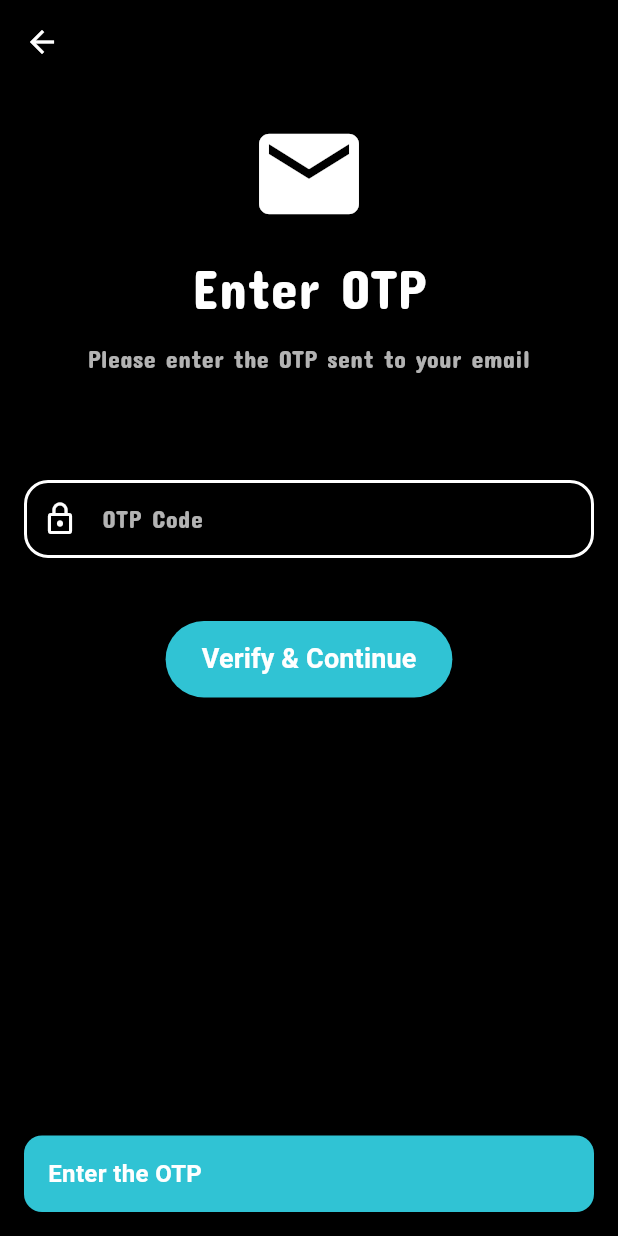
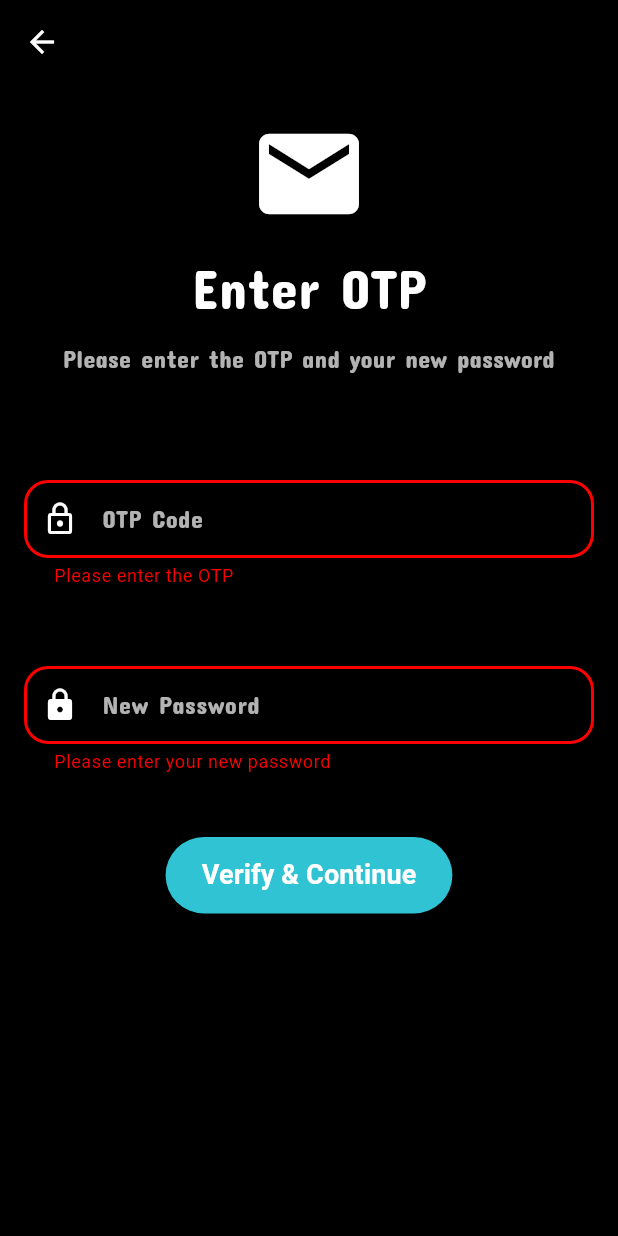
Before and after one commit to Ahmed-Ayman89/Meeting_App, a Flutter app: the EnterOtpScreen screen opened directly with empty values, after a tap on "Verify & Continue", on a phone screen of 412 x 824 dp. Run offline on Flutter 3.47's test engine with Material 3 defaults, Android fonts, the phone set to English and light mode, and no system bars; our stand-ins replace curved_navigation_bar, dio, flutter_bloc, flutter_svg, geocoding, google_maps_flutter and 2 more; accounts and stored records are empty; project files that could hold a hidden picture were left out.

Commit message:
otp handle

```diff
--- a/gradution_project/lib/feathure/forget_pass/manager/reset_password_cubit.dart
+++ b/gradution_project/lib/feathure/forget_pass/manager/reset_password_cubit.dart
@@ -23,7 +23,7 @@ class ResetPasswordCubit extends Cubit<ResetPasswordState> {
       data: {
         'email': email,
         'otp': otp,
-        'new_password': password,
+        'newPassword': password,
         'confirm_password': confirmPassword,
       },
     ).then((value) {
--- a/gradution_project/lib/feathure/forget_pass/view/enter_otp_screen.dart
+++ b/gradution_project/lib/feathure/forget_pass/view/enter_otp_screen.dart
@@ -2,9 +2,9 @@ import 'package:flutter/material.dart';
 import 'package:flutter_bloc/flutter_bloc.dart';
 import 'package:gradution_project/core/utils/App_color.dart';
 import 'package:gradution_project/core/widgets/custtom_Feild.dart';
+import 'package:gradution_project/feathure/LogIn/view/Log_%20in.dart';
 import '../manager/otp_cubit.dart';
 import '../manager/otp_state.dart';
-import 'resete_pass.dart';
 
 class EnterOtpScreen extends StatelessWidget {
   final String email;
@@ -14,6 +14,8 @@ class EnterOtpScreen extends StatelessWidget {
   @override
   Widget build(BuildContext context) {
     final otpController = TextEditingController();
+    final newPasswordController = TextEditingController();
+    final formKey = GlobalKey<FormState>();
 
     return BlocProvider(
       create: (_) => OtpCubit(),
@@ -29,6 +31,8 @@ class EnterOtpScreen extends StatelessWidget {
           child: SingleChildScrollView(
             child: Padding(
               padding: const EdgeInsets.symmetric(horizontal: 16.0),
+              child: Form(
+                key: formKey,
                 child: Column(
                   children: [
                     const SizedBox(height: 20),
@@ -47,7 +51,7 @@ class EnterOtpScreen extends StatelessWidget {
                           ),
                           SizedBox(height: 10),
                           Text(
-                          'Please enter the OTP sent to your email',
+                            'Please enter the OTP and your new password',
                             textAlign: TextAlign.center,
                             style: TextStyle(
                               color: Colors.white70,
@@ -71,22 +75,63 @@ class EnterOtpScreen extends StatelessWidget {
                         return null;
                       },
                     ),
+                    const SizedBox(height: 20),
+                    CustomTextField(
+                      hintText: 'New Password',
+                      controller: newPasswordController,
+                      isEditing: true,
+                      prefixIcon: Icons.lock,
+                      validator: (value) {
+                        if (value == null || value.isEmpty) {
+                          return 'Please enter your new password';
+                        }
+                        if (value.length < 6) {
+                          return 'Password must be at least 6 characters';
+                        }
+                        return null;
+                      },
+                    ),
                     const SizedBox(height: 30),
                     BlocConsumer<OtpCubit, OtpState>(
                       listener: (context, state) {
                         if (state is OtpSuccess) {
-                        Navigator.push(
-                          context,
-                          MaterialPageRoute(
-                            builder: (_) => ResetPasswordScreen(
-                              email: email,
-                              token: otpController.text.trim(),
+                          ScaffoldMessenger.of(context).showSnackBar(
+                            SnackBar(
+                              content: const Text(
+                                'Password changed successfully! Please login.',
+                                style: TextStyle(color: Colors.white),
                               ),
+                              backgroundColor: Colors.green,
+                              behavior: SnackBarBehavior.floating,
+                              margin: const EdgeInsets.all(16),
+                              shape: RoundedRectangleBorder(
+                                borderRadius: BorderRadius.circular(12),
+                              ),
+                              duration: const Duration(seconds: 2),
                             ),
                           );
+                          Future.delayed(const Duration(seconds: 2), () {
+                            Navigator.pushAndRemoveUntil(
+                              context,
+                              MaterialPageRoute(builder: (_) => LogIn()),
+                              (route) => false,
+                            );
+                          });
                         } else if (state is OtpError) {
                           ScaffoldMessenger.of(context).showSnackBar(
-                          SnackBar(content: Text(state.error)),
+                            SnackBar(
+                              content: Text(
+                                state.error,
+                                style: const TextStyle(color: Colors.white),
+                              ),
+                              backgroundColor: Colors.redAccent,
+                              behavior: SnackBarBehavior.floating,
+                              margin: const EdgeInsets.all(16),
+                              shape: RoundedRectangleBorder(
+                                borderRadius: BorderRadius.circular(12),
+                              ),
+                              duration: const Duration(seconds: 2),
+                            ),
                           );
                         }
                       },
@@ -100,31 +145,12 @@ class EnterOtpScreen extends StatelessWidget {
                             onPressed: state is OtpLoading
                                 ? null
                                 : () {
-                                  if (otpController.text.isNotEmpty) {
+                                    if (formKey.currentState!.validate()) {
                                       OtpCubit.get(context).verifyOtp(
                                         email: email,
                                         otp: otpController.text.trim(),
-                                    );
-                                  } else {
-                                    ScaffoldMessenger.of(context).showSnackBar(
-                                      SnackBar(
-                                        content: const Text(
-                                          "Enter the OTP",
-                                          style: TextStyle(
-                                            fontWeight: FontWeight.bold,
-                                            fontSize: 16,
-                                            color: Colors.white,
-                                          ),
-                                        ),
-                                        backgroundColor: AppColor.lightblue,
-                                        behavior: SnackBarBehavior.floating,
-                                        margin: const EdgeInsets.all(16),
-                                        shape: RoundedRectangleBorder(
-                                          borderRadius:
-                                              BorderRadius.circular(12),
-                                        ),
-                                        duration: const Duration(seconds: 2),
-                                      ),
+                                        newPassword:
+                                            newPasswordController.text.trim(),
                                       );
                                     }
                                   },
@@ -150,6 +176,7 @@ class EnterOtpScreen extends StatelessWidget {
             ),
           ),
         ),
+      ),
     );
   }
 }
```
Also changed, not shown: gradution_project/lib/feathure/forget_pass/manager/otp_cubit.dart (+6 -7 lines). Lines whose indentation alone changed are shown as unchanged.
